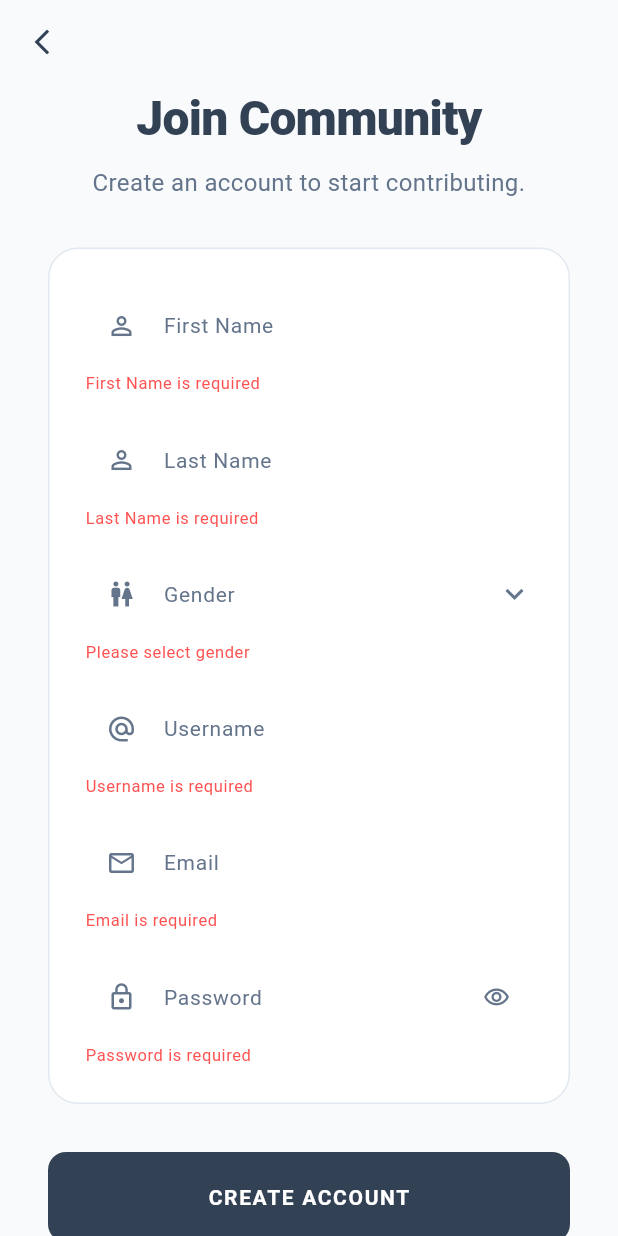
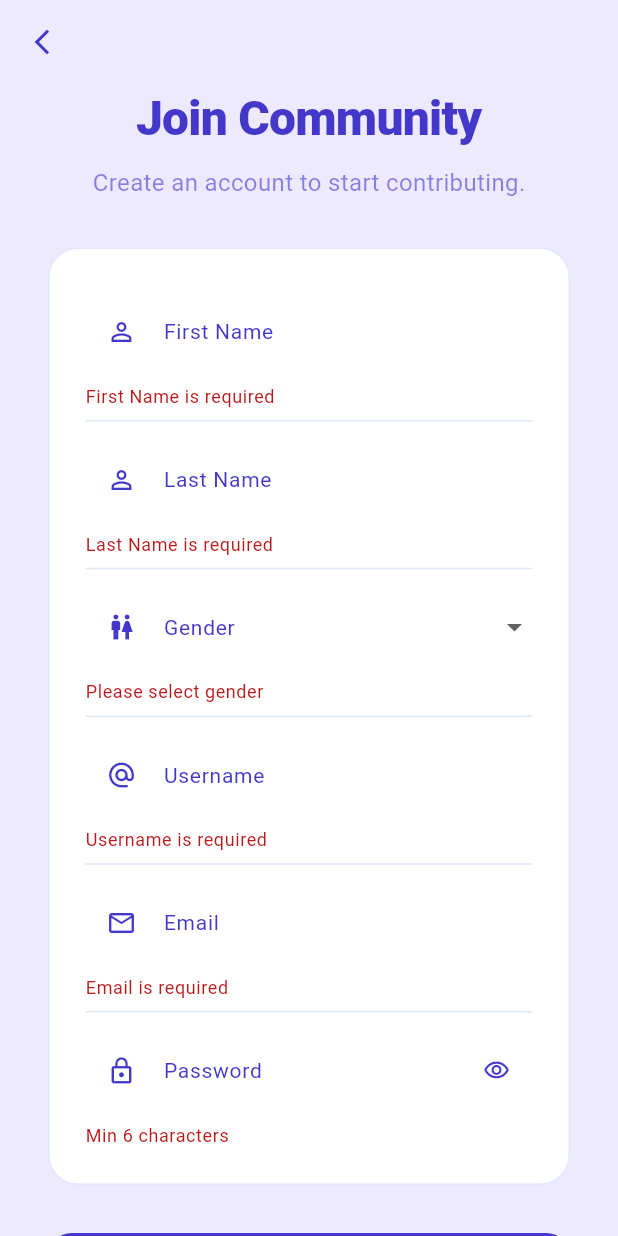
Before and after one commit to Aayuskaa1/Civicconnect, a Flutter app: the SignupView screen opened directly, after a tap on "CREATE ACCOUNT", on a phone screen of 412 x 824 dp. Run offline on Flutter 3.47's test engine with Material 3 defaults, Android fonts, the phone set to English and light mode, and no system bars; our stand-ins replace flutter_riverpod.

Commit message:
feat: update signup view UI

```diff
--- a/lib/views/signup_view.dart
+++ b/lib/views/signup_view.dart
@@ -8,6 +8,11 @@ class SignupView extends StatefulWidget {
 }
 
 class _SignupViewState extends State<SignupView> {
+  // Pastel Palette Constants
+  static const Color pastelIndigo = Color(0xFFE0E7FF);
+  static const Color pastelViolet = Color(0xFFEDE9FE);
+  static const Color textDeep = Color(0xFF4338CA);
+
   final _formKey = GlobalKey<FormState>();
   final _fnameCtrl = TextEditingController();
   final _lnameCtrl = TextEditingController();
@@ -19,11 +24,6 @@ class _SignupViewState extends State<SignupView> {
   bool _obscure = true;
   final List<String> _genders = ['Male', 'Female', 'Other'];
 
-  final Color primarySlate = const Color(0xFF334155);
-  final Color accentSlate = const Color(0xFF64748B);
-  final Color borderSlate = const Color(0xFFE2E8F0);
-  final Color backgroundSlate = const Color(0xFFF8FAFC);
-
   @override
   void dispose() {
     _fnameCtrl.dispose();
@@ -34,14 +34,8 @@ class _SignupViewState extends State<SignupView> {
     super.dispose();
   }
 
-  // --- NEW: Validation Logic ---
   void _handleSignup() {
     if (_formKey.currentState!.validate()) {
-      // If all fields are valid
-      ScaffoldMessenger.of(context).showSnackBar(
-        const SnackBar(content: Text('Processing Account...')),
-      );
-      // Navigate back or to login
       Navigator.pop(context);
     }
   }
@@ -49,37 +43,34 @@ class _SignupViewState extends State<SignupView> {
   @override
   Widget build(BuildContext context) {
     return Scaffold(
-      backgroundColor: backgroundSlate,
+      backgroundColor: pastelViolet,
       appBar: AppBar(
         backgroundColor: Colors.transparent,
         elevation: 0,
         leading: IconButton(
-          icon: Icon(Icons.arrow_back_ios_new, color: primarySlate, size: 20),
+          icon: const Icon(Icons.arrow_back_ios_new, color: textDeep, size: 20),
           onPressed: () => Navigator.pop(context),
         ),
       ),
       body: SingleChildScrollView(
         padding: const EdgeInsets.symmetric(horizontal: 32),
         child: Form(
-          key: _formKey, // Key used to trigger validation
+          key: _formKey,
           child: Column(
-            crossAxisAlignment: CrossAxisAlignment.center,
             children: [
-              Text(
+              const Text(
                 'Join Community',
-                textAlign: TextAlign.center,
                 style: TextStyle(
+                  color: textDeep,
                   fontSize: 32,
                   fontWeight: FontWeight.w900,
-                  color: primarySlate,
                   letterSpacing: -0.5,
                 ),
               ),
               const SizedBox(height: 8),
               Text(
                 'Create an account to start contributing.',
-                textAlign: TextAlign.center,
-                style: TextStyle(color: accentSlate, fontSize: 16),
+                style: TextStyle(fontSize: 16, color: textDeep.withOpacity(0.6)),
               ),
               const SizedBox(height: 32),
 
@@ -88,75 +79,52 @@ class _SignupViewState extends State<SignupView> {
                 decoration: BoxDecoration(
                   color: Colors.white,
                   borderRadius: BorderRadius.circular(20),
-                  border: Border.all(color: borderSlate),
+                  border: Border.all(color: pastelIndigo),
                 ),
                 child: Column(
                   children: [
                     _buildField('First Name', Icons.person_outline, _fnameCtrl),
-                    const SizedBox(height: 16),
+                    const Divider(color: pastelIndigo),
                     _buildField('Last Name', Icons.person_outline, _lnameCtrl),
-                    const SizedBox(height: 16),
-
+                    const Divider(color: pastelIndigo),
                     DropdownButtonFormField<String>(
                       value: _gender,
-                      icon: Icon(Icons.expand_more, color: accentSlate),
                       decoration: _inputDecoration('Gender', Icons.wc_outlined),
                       items: _genders.map((g) => DropdownMenuItem(value: g, child: Text(g))).toList(),
                       onChanged: (v) => setState(() => _gender = v),
-                      // Validator for Dropdown
                       validator: (value) => value == null ? 'Please select gender' : null,
                     ),
-                    const SizedBox(height: 16),
-
+                    const Divider(color: pastelIndigo),
                     _buildField('Username', Icons.alternate_email, _usernameCtrl),
-                    const SizedBox(height: 16),
+                    const Divider(color: pastelIndigo),
                     _buildField('Email', Icons.email_outlined, _emailCtrl, isEmail: true),
-                    const SizedBox(height: 16),
-
+                    const Divider(color: pastelIndigo),
                     TextFormField(
                       controller: _passwordCtrl,
                       obscureText: _obscure,
                       decoration: _inputDecoration('Password', Icons.lock_outline).copyWith(
                         suffixIcon: IconButton(
-                          icon: Icon(
-                            _obscure ? Icons.visibility_outlined : Icons.visibility_off_outlined,
-                            color: accentSlate,
-                            size: 18
-                          ),
+                          icon: Icon(_obscure ? Icons.visibility_outlined : Icons.visibility_off_outlined, size: 18, color: textDeep),
                           onPressed: () => setState(() => _obscure = !_obscure),
                         ),
                       ),
-                      // --- Password Validator ---
-                      validator: (value) {
-                        if (value == null || value.isEmpty) {
-                          return 'Password is required';
-                        }
-                        if (value.length < 6) {
-                          return 'Must be at least 6 characters';
-                        }
-                        return null;
-                      },
+                      validator: (v) => (v == null || v.length < 6) ? 'Min 6 characters' : null,
                     ),
                   ],
                 ),
               ),
 
               const SizedBox(height: 32),
-
               SizedBox(
                 width: double.infinity,
                 child: FilledButton(
-                  onPressed: _handleSignup, // Trigger validation function
+                  onPressed: _handleSignup,
                   style: FilledButton.styleFrom(
-                    backgroundColor: primarySlate,
+                    backgroundColor: textDeep,
                     padding: const EdgeInsets.symmetric(vertical: 20),
-                    shape: RoundedRectangleBorder(borderRadius: BorderRadius.circular(12)),
-                    elevation: 0,
+                    shape: RoundedRectangleBorder(borderRadius: BorderRadius.circular(16)),
                   ),
-                  child: const Text(
-                    'CREATE ACCOUNT',
-                    style: TextStyle(fontWeight: FontWeight.bold, letterSpacing: 1.1),
-                  ),
+                  child: const Text('CREATE ACCOUNT', style: TextStyle(fontWeight: FontWeight.bold)),
                 ),
               ),
               const SizedBox(height: 40),
@@ -172,28 +140,17 @@ class _SignupViewState extends State<SignupView> {
       controller: ctrl,
       keyboardType: isEmail ? TextInputType.emailAddress : TextInputType.text,
       decoration: _inputDecoration(label, icon),
-      // --- General Empty Check Validator ---
-      validator: (value) {
-        if (value == null || value.trim().isEmpty) {
-          return '$label is required';
-        }
-        if (isEmail && !value.contains('@')) {
-          return 'Enter a valid email';
-        }
-        return null;
-      },
+      validator: (v) => (v == null || v.trim().isEmpty) ? '$label is required' : null,
     );
   }
 
   InputDecoration _inputDecoration(String label, IconData icon) {
     return InputDecoration(
       labelText: label,
-      prefixIcon: Icon(icon, color: accentSlate, size: 20),
-      labelStyle: TextStyle(color: accentSlate, fontSize: 14),
+      prefixIcon: Icon(icon, size: 20, color: textDeep),
+      labelStyle: const TextStyle(fontSize: 14, color: textDeep),
       border: InputBorder.none,
-      contentPadding: const EdgeInsets.symmetric(vertical: 8),
-      // Error styling
-      errorStyle: const TextStyle(fontSize: 11, color: Colors.redAccent),
+      contentPadding: const EdgeInsets.symmetric(vertical: 12),
     );
   }
 }
```
